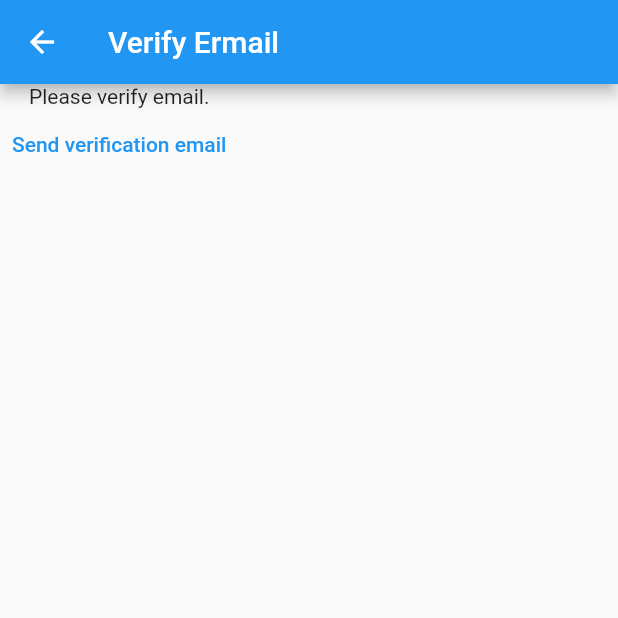
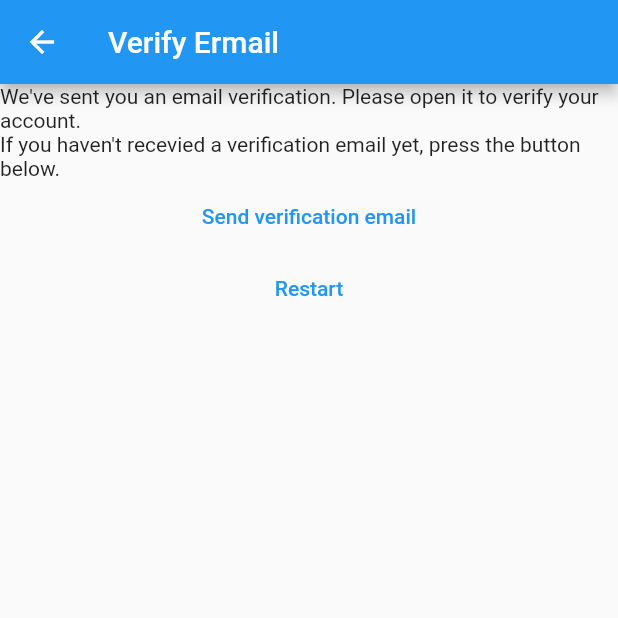
Before and after one commit to keeran2488/mynotes, a Flutter app: the VerifyEmailView screen opened directly, on a phone screen of 412 x 824 dp, the top half of it. Run offline on Flutter 3.47's test engine with Material 2 defaults, Android fonts, the phone set to English and light mode, and no system bars; our stand-ins replace firebase_auth, firebase_core; missing offline and left inert: cloud_firestore_web, firebase_analytics_web, firebase_auth_web, firebase_core_web; accounts and stored records are empty.

Commit message:
Email verification
Email verification is handled

```diff
--- a/lib/constants/routes.dart
+++ b/lib/constants/routes.dart
@@ -1,3 +1,4 @@
 const loginRoute = '/login/';
 const registerRoute = '/register/';
 const notesRoute = '/notes/';
+const verifyEmailRoute = '/verify-email/';
--- a/lib/main.dart
+++ b/lib/main.dart
@@ -29,6 +29,7 @@ class MyApp extends StatelessWidget {
         loginRoute: (context) => const LoginView(),
         registerRoute: (context) => const RegisterView(),
         notesRoute: (context) => const NotesView(),
+        verifyEmailRoute: (context) => const VerifyEmailView(),
       },
     );
   }
--- a/lib/views/verify_email_view.dart
+++ b/lib/views/verify_email_view.dart
@@ -1,5 +1,6 @@
 import 'package:firebase_auth/firebase_auth.dart';
 import 'package:flutter/material.dart';
+import 'package:mynotes/constants/routes.dart';
 
 class VerifyEmailView extends StatefulWidget {
   const VerifyEmailView({Key? key}) : super(key: key);
@@ -17,7 +18,10 @@ class _VerifyEmailViewState extends State<VerifyEmailView> {
       ),
       body: Column(
         children: [
-          const Text('Please verify email.'),
+          const Text(
+              "We've sent you an email verification. Please open it to verify your account."),
+          const Text(
+              "If you haven't recevied a verification email yet, press the button below."),
           TextButton(
             onPressed: () async {
               final user = FirebaseAuth.instance.currentUser;
@@ -25,6 +29,14 @@ class _VerifyEmailViewState extends State<VerifyEmailView> {
             },
             child: const Text('Send verification email'),
           ),
+          TextButton(
+            onPressed: () async {
+              await FirebaseAuth.instance.signOut();
+              Navigator.of(context)
+                  .pushNamedAndRemoveUntil(registerRoute, (route) => false);
+            },
+            child: const Text('Restart'),
+          ),
         ],
       ),
     );
```
Also changed, not shown: lib/views/login_view.dart (+8 -2 lines), lib/views/register_view.dart (+6 -1 lines).
